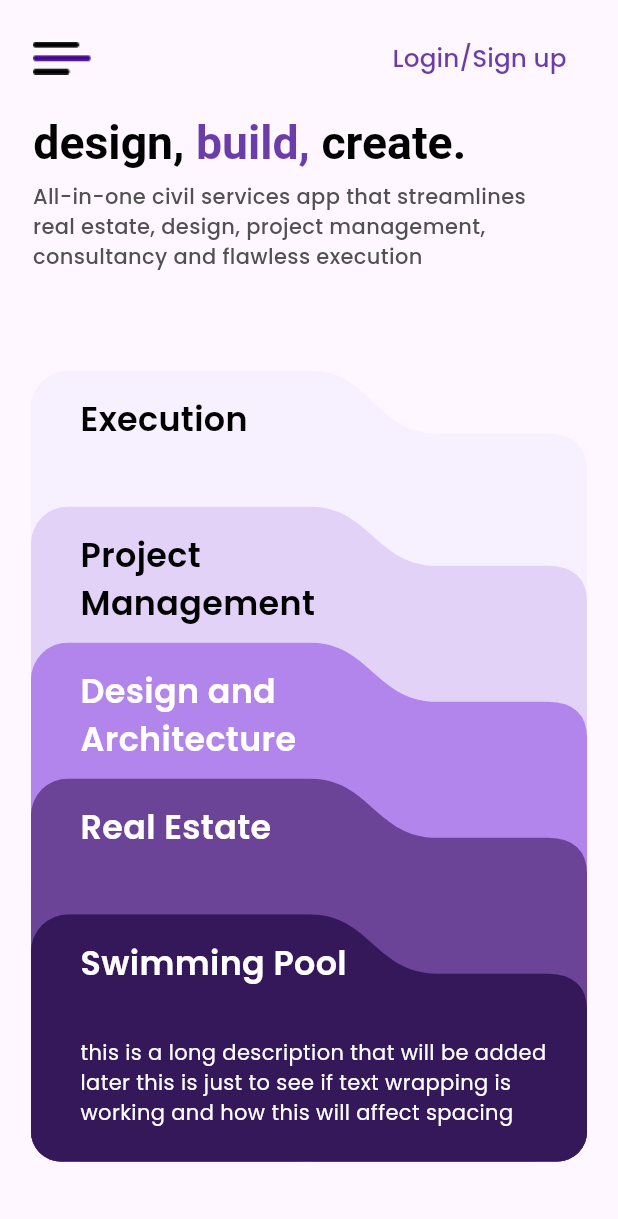
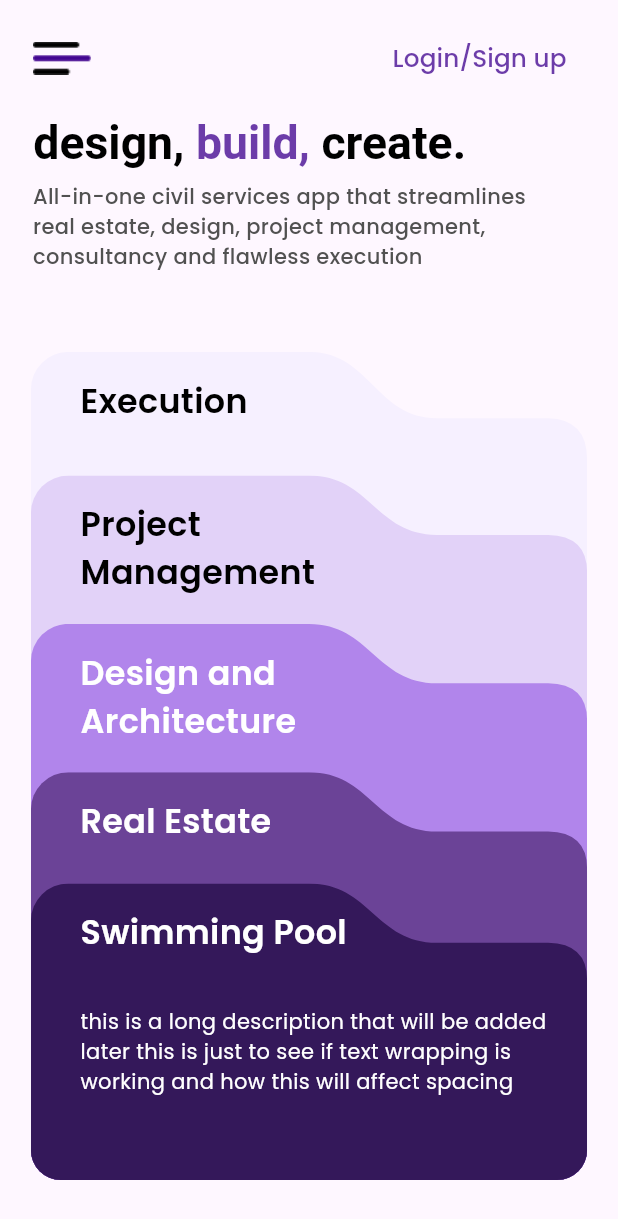
Before and after one commit to HariRags/MYCE, a Flutter app: the screen it shows after launch, on a phone screen of 412 x 824 dp. Shown: the top 1219 px of the screen. Run offline on Flutter 3.47's test engine with Material 3 defaults, Android fonts, the phone set to English and light mode, and no system bars.

Commit message:
folder spacing fixed

```diff
--- a/lib/pages/homepage.dart
+++ b/lib/pages/homepage.dart
@@ -92,10 +92,10 @@ class _HomePageState extends State<HomePage> {
               ),
             ),
             SizedBox(
-              height: Responsive.height(8, context),
+              height: Responsive.height(6.5, context),
             ),
             Container(
-                height: Responsive.height(64, context),
+                height: Responsive.height(67, context),
                 width: Responsive.width(90, context),
                 child:  ClipRRect(
                   borderRadius: BorderRadius.circular(20),
@@ -121,7 +121,7 @@ class _HomePageState extends State<HomePage> {
                         color:  Color(0xFFF6F0FF),
                       )),
                       Positioned(
-                        top: Responsive.height(11, context),
+                        top: Responsive.height(10, context),
                         child: Container(
                         height: Responsive.height(60, context),
                         width: Responsive.width(90, context),
@@ -163,7 +163,7 @@ class _HomePageState extends State<HomePage> {
                         color:  Color(0xFFB185EB),
                       )),
                       Positioned(
-                        top: Responsive.height(33, context),
+                        top: Responsive.height(34, context),
                         child: Container(
                         height: Responsive.height(60, context),
                         width: Responsive.width(90, context),
@@ -187,7 +187,7 @@ class _HomePageState extends State<HomePage> {
                         color:  Color(0xFF6B4397),
                       )),
                       Positioned(
-                        top: Responsive.height(44, context),
+                        top: Responsive.height(43, context),
                         child: Container(
                         height: Responsive.height(60, context),
                         width: Responsive.width(90, context),
```
